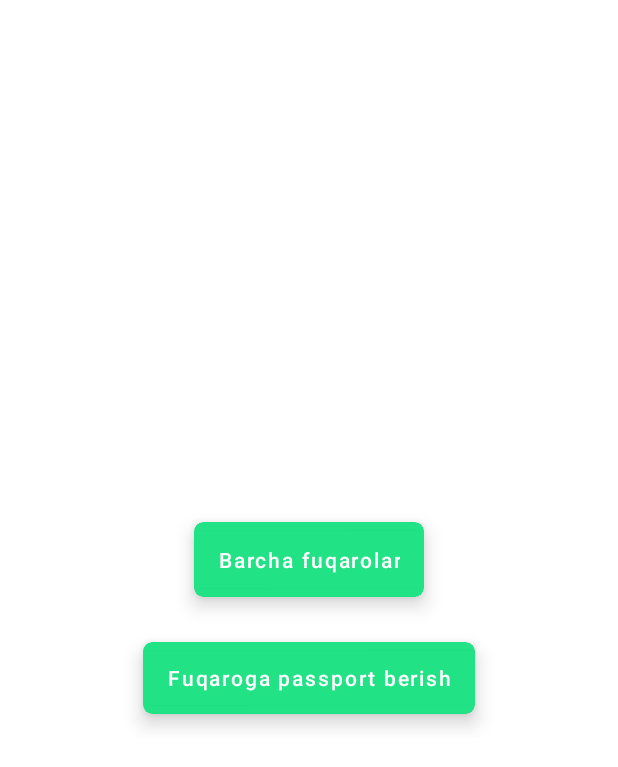
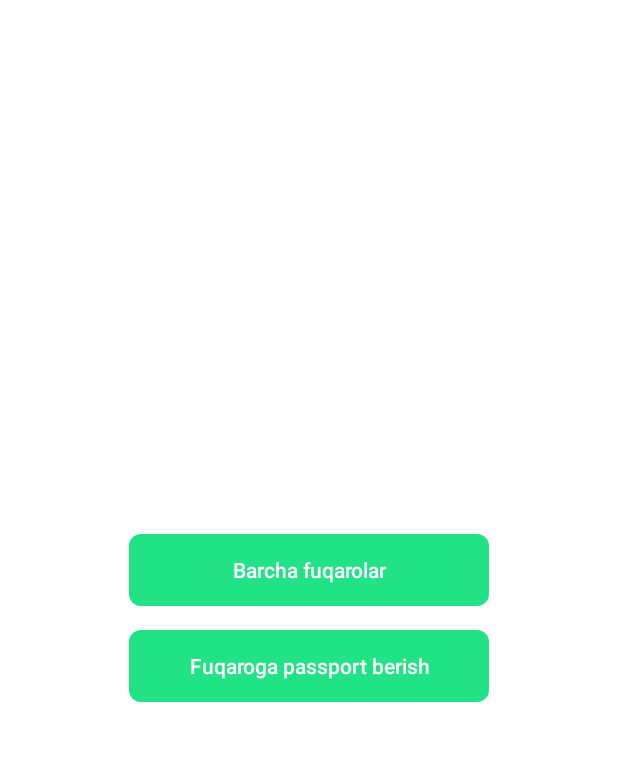
Before and after one commit to JahonovAsilbek/PassportDataGeneration, an Android app: the layout fragment_menu.xml on its own in the app's theme, with its tools: preview values and no code run, on a phone screen of 412 x 824 dp. Shown: the top 767 px of the screen. Run offline under Robolectric (Android 15) with nearby library versions, the phone set to English and light mode, and no system bars.

Commit message:
menufragment is corrected

```diff
--- a/app/src/main/java/com/tuit_21019/passportdatageneration/fragments/MenuFragment.kt
+++ b/app/src/main/java/com/tuit_21019/passportdatageneration/fragments/MenuFragment.kt
@@ -27,10 +27,10 @@ class MenuFragment : Fragment() {
         return binding!!.root
     }
     private fun setCLicks() {
-        binding!!.cardCitizensList.setOnClickListener {
+        binding!!.citizensListBtn.setOnClickListener {
             findNavController().navigate(R.id.citizensListFragment)
         }
-        binding!!.cardAddPassportData.setOnClickListener {
+        binding!!.addPassportDataBtn.setOnClickListener {
             findNavController().navigate(R.id.addPasportDataFragment)
         }
     }
--- /dev/null
+++ b/app/src/main/res/drawable/menu_btn_bg.xml
@@ -0,0 +1,5 @@
+<?xml version="1.0" encoding="utf-8"?>
+<shape xmlns:android="http://schemas.android.com/apk/res/android">
+
+    <corners android:radius="8dp" />
+</shape>
--- a/app/src/main/res/layout/fragment_menu.xml
+++ b/app/src/main/res/layout/fragment_menu.xml
@@ -2,65 +2,53 @@
 <androidx.constraintlayout.widget.ConstraintLayout xmlns:android="http://schemas.android.com/apk/res/android"
     xmlns:tools="http://schemas.android.com/tools"
     android:layout_width="match_parent"
-    android:layout_gravity="center"
     android:layout_height="wrap_content"
     xmlns:app="http://schemas.android.com/apk/res-auto"
+    android:layout_gravity="center"
     tools:context=".fragments.MenuFragment">
 
-    <androidx.cardview.widget.CardView
+    <androidx.appcompat.widget.AppCompatButton
+        android:id="@+id/citizens_list_btn"
+        android:layout_width="240dp"
+        android:layout_height="wrap_content"
+        android:layout_gravity="center"
+        app:layout_constraintTop_toTopOf="parent"
         app:layout_constraintLeft_toLeftOf="parent"
-        android:id="@+id/card_citizens_list"
-        app:layout_constraintTop_toTopOf="parent"
         app:layout_constraintRight_toRightOf="parent"
-        app:layout_constraintBottom_toTopOf="@id/card_add_passport_data"
-        android:layout_width="wrap_content"
+        app:layout_constraintBottom_toTopOf="@id/add_passport_data_btn"
+        android:background="@drawable/menu_btn_bg"
+        android:backgroundTint="#22E286"
+        android:shadowDx="8000"
+        android:shadowDy="8000"
+        android:shadowColor="@color/main_color"
+        android:outlineSpotShadowColor="@color/main_color"
+        android:outlineAmbientShadowColor="@color/main_color"
+        android:shadowRadius="1600"
+        android:text="Barcha fuqarolar"
+        android:textAllCaps="false"
+        android:textColor="#fff"
+        tools:targetApi="p" />
+
+    <androidx.appcompat.widget.AppCompatButton
+        android:id="@+id/add_passport_data_btn"
+        android:layout_width="240dp"
         android:layout_marginTop="16dp"
-        app:cardElevation="8dp"
+        android:background="@drawable/menu_btn_bg"
+        android:layout_height="wrap_content"
+        app:layout_constraintTop_toBottomOf="@id/citizens_list_btn"
+        app:layout_constraintBottom_toBottomOf="parent"
+        app:layout_constraintLeft_toLeftOf="parent"
+        app:layout_constraintRight_toRightOf="parent"
         android:backgroundTint="#22E286"
-        app:cardCornerRadius="6dp"
-        android:layout_height="wrap_content">
-
-        <Button
-            android:layout_width="wrap_content"
-            android:id="@+id/citizens_list_btn"
-            android:backgroundTint="#22E286"
-            android:shadowDy="8000"
-            android:foreground="?selectableItemBackground"
-            android:textAllCaps="false"
-            android:textColor="#fff"
-            android:outlineSpotShadowColor="@android:color/transparent"
-            android:shadowDx="8000"
-            android:shadowRadius="5000"
-            android:text="Barcha fuqarolar"
-            android:layout_height="50dp"
-            tools:targetApi="p" />
-    </androidx.cardview.widget.CardView>
-
-
-    <androidx.cardview.widget.CardView
-        android:layout_marginTop="30dp"
-        android:layout_width="wrap_content"
-        android:id="@+id/card_add_passport_data"
-        app:layout_constraintTop_toBottomOf="@id/card_citizens_list"
-        app:layout_constraintLeft_toLeftOf="parent"
-        app:cardCornerRadius="6dp"
-        app:layout_constraintBottom_toBottomOf="parent"
-        android:backgroundTint="#22E286"
-        android:layout_marginBottom="16dp"
-        app:cardElevation="8dp"
-        app:layout_constraintRight_toRightOf="parent"
-        android:layout_height="wrap_content">
-        <Button
-            android:foreground="?selectableItemBackground"
-            android:text="Fuqaroga passport berish"
-            android:id="@+id/add_passport_data_btn"
-            android:textColor="#fff"
-            android:outlineSpotShadowColor="@android:color/transparent"
-            android:backgroundTint="#22E286"
-            android:textAllCaps="false"
-            android:layout_width="wrap_content"
-            android:layout_height="match_parent"
-            tools:targetApi="p" />
-    </androidx.cardview.widget.CardView>
+        android:shadowDx="8000"
+        android:shadowDy="8000"
+        android:shadowColor="@color/main_color"
+        android:outlineSpotShadowColor="@color/main_color"
+        android:outlineAmbientShadowColor="@color/main_color"
+        android:shadowRadius="1600"
+        android:text="Fuqaroga passport berish"
+        android:textAllCaps="false"
+        android:textColor="#fff"
+        tools:targetApi="p" />
 
 </androidx.constraintlayout.widget.ConstraintLayout>
```
